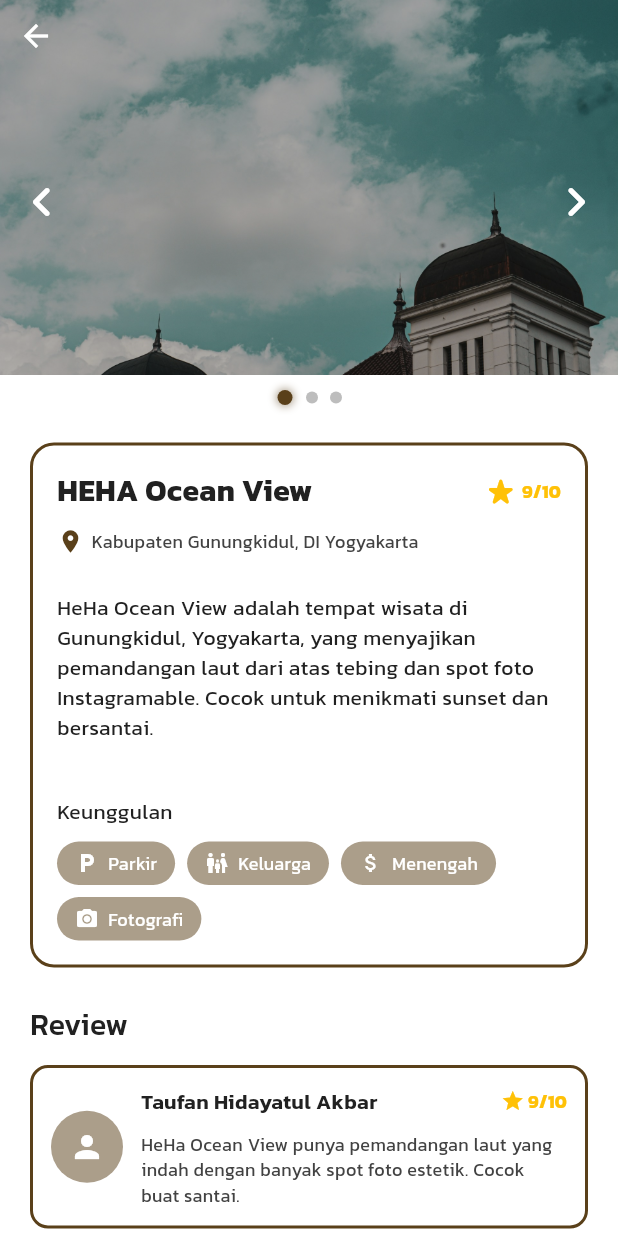
After one commit to Alope-Community/forClient_TravelApp, a Flutter app: the DetailPage screen opened directly, on a phone screen of 412 x 824 dp. The commit adds this screen. Run offline on Flutter 3.47's test engine with Material 3 defaults, Android fonts, the phone set to English and light mode, and no system bars.

Commit message:
add detail page

```diff
--- /dev/null
+++ b/lib/screens/detail.dart
@@ -0,0 +1,330 @@
+import 'dart:async';
+
+import 'package:flutter/material.dart';
+import 'package:forclient_travelapp/utils/constant.dart';
+
+class DetailPage extends StatefulWidget {
+  const DetailPage({super.key});
+
+  @override
+  State<DetailPage> createState() => _DetailPageState();
+}
+
+class _DetailPageState extends State<DetailPage> {
+  final PageController _pageController = PageController();
+  int _currentPage = 0;
+  Timer? _timer;
+
+  @override
+  void initState() {
+    super.initState();
+    _timer = Timer.periodic(Duration(seconds: 5), (Timer timer) {
+      if (_currentPage < imageList.length) {
+        _pageController.animateToPage(
+          _currentPage,
+          duration: Duration(milliseconds: 350),
+          curve: Curves.easeIn,
+        );
+        _currentPage++;
+      } else {
+        _currentPage = 0;
+      }
+    });
+  }
+
+  @override
+  void dispose() {
+    super.dispose();
+    _timer?.cancel();
+  }
+
+  final List<String> imageList = [
+    'assets/images/bank_indonesia.jpg',
+    'assets/images/banner.jpg',
+    'assets/images/pantai-selatan.jpg',
+  ];
+
+  @override
+  Widget build(BuildContext context) {
+    return Scaffold(
+      backgroundColor: Colors.white,
+      body: Column(
+        children: [
+          Stack(
+            children: [
+              SizedBox(
+                height: 250,
+                child: Stack(
+                  children: [
+                    PageView.builder(
+                      controller: _pageController,
+                      itemCount: imageList.length,
+                      onPageChanged: (index) {
+                        setState(() => _currentPage = index);
+                      },
+                      itemBuilder: (_, index) {
+                        return Image.asset(
+                          imageList[index],
+                          width: double.infinity,
+                          height: 250,
+                          fit: BoxFit.cover,
+                          color: Colors.black26,
+                          colorBlendMode: BlendMode.darken,
+                        );
+                      },
+                    ),
+                    Align(
+                      alignment: Alignment(1, .1),
+                      child: IconButton(
+                        onPressed:
+                            () => _pageController.nextPage(
+                              duration: Duration(milliseconds: 300),
+                              curve: Curves.fastLinearToSlowEaseIn,
+                            ),
+                        icon: Icon(
+                          Icons.keyboard_arrow_right_rounded,
+                          color: Colors.white,
+                          size: 40,
+                        ),
+                      ),
+                    ),
+                    Align(
+                      alignment: Alignment(-1, .1),
+                      child: IconButton(
+                        onPressed:
+                            () => _pageController.previousPage(
+                              duration: Duration(milliseconds: 300),
+                              curve: Curves.fastLinearToSlowEaseIn,
+                            ),
+                        icon: Icon(
+                          Icons.keyboard_arrow_left_rounded,
+                          color: Colors.white,
+                          size: 40,
+                        ),
+                      ),
+                    ),
+                  ],
+                ),
+              ),
+              SafeArea(
+                child: Positioned(
+                  left: 12,
+                  child: IconButton(
+                    icon: const Icon(Icons.arrow_back, color: Colors.white),
+                    onPressed: () => Navigator.pop(context),
+                  ),
+                ),
+              ),
+            ],
+          ),
+
+          Padding(
+            padding: const EdgeInsets.symmetric(vertical: 10),
+            child: Row(
+              mainAxisAlignment: MainAxisAlignment.center,
+              children: List.generate(
+                imageList.length,
+                (index) => _buildIndicator(index),
+              ),
+            ),
+          ),
+
+          // === CONTENT ===
+          Expanded(
+            child: SingleChildScrollView(
+              padding: const EdgeInsets.symmetric(horizontal: 20, vertical: 15),
+              child: Column(
+                crossAxisAlignment: CrossAxisAlignment.start,
+                children: [
+                  // Card Utama
+                  Container(
+                    padding: const EdgeInsets.all(16),
+                    decoration: BoxDecoration(
+                      borderRadius: BorderRadius.circular(16),
+                      border: Border.all(color: AppColors.primary, width: 2),
+                    ),
+                    child: Column(
+                      crossAxisAlignment: CrossAxisAlignment.start,
+                      spacing: 10,
+                      children: [
+                        Row(
+                          mainAxisAlignment: MainAxisAlignment.spaceBetween,
+                          children: [
+                            Text(
+                              'HEHA Ocean View',
+                              style: AppTextStyles.heading2.copyWith(
+                                fontWeight: FontWeight.bold,
+                              ),
+                            ),
+                            Row(
+                              spacing: 2,
+                              children: [
+                                Icon(
+                                  Icons.star_rate_rounded,
+                                  color: Colors.amber,
+                                ),
+                                Text(
+                                  '9/10',
+                                  style: AppTextStyles.small.copyWith(
+                                    fontWeight: FontWeight.bold,
+                                    color: Colors.amber,
+                                  ),
+                                ),
+                              ],
+                            ),
+                          ],
+                        ),
+                        Row(
+                          spacing: 5,
+                          children: const [
+                            Icon(
+                              Icons.location_on,
+                              size: 18,
+                              color: AppColors.primary,
+                            ),
+                            Text(
+                              'Kabupaten Gunungkidul, DI Yogyakarta',
+                              style: AppTextStyles.small,
+                            ),
+                          ],
+                        ),
+                        SizedBox(height: 5),
+                        const Text(
+                          'HeHa Ocean View adalah tempat wisata di Gunungkidul, Yogyakarta, yang menyajikan pemandangan laut dari atas tebing dan spot foto Instagramable. Cocok untuk menikmati sunset dan bersantai.',
+                          style: AppTextStyles.body,
+                        ),
+                        const SizedBox(height: 16),
+                        const Text('Keunggulan', style: AppTextStyles.body),
+                        Wrap(
+                          spacing: 8,
+                          runSpacing: 8,
+                          children: [
+                            _buildTag(Icons.local_parking, 'Parkir'),
+                            _buildTag(Icons.family_restroom, 'Keluarga'),
+                            _buildTag(Icons.attach_money, 'Menengah'),
+                            _buildTag(Icons.camera_alt, 'Fotografi'),
+                          ],
+                        ),
+                      ],
+                    ),
+                  ),
+                  const SizedBox(height: 24),
+
+                  // Review
+                  const Text('Review', style: AppTextStyles.heading2),
+                  const SizedBox(height: 12),
+                  _buildReview(
+                    name: 'Taufan Hidayatul Akbar',
+                    rating: '9/10',
+                    comment:
+                        'HeHa Ocean View punya pemandangan laut yang indah dengan banyak spot foto estetik. Cocok buat santai.',
+                  ),
+                ],
+              ),
+            ),
+          ),
+        ],
+      ),
+    );
+  }
+
+  Widget _buildTag(IconData icon, String label) {
+    return Container(
+      padding: const EdgeInsets.symmetric(horizontal: 12, vertical: 6),
+      decoration: BoxDecoration(
+        color: AppColors.secondary,
+        borderRadius: BorderRadius.circular(20),
+      ),
+      child: Row(
+        mainAxisSize: MainAxisSize.min,
+        children: [
+          Icon(icon, size: 16, color: Colors.white),
+          const SizedBox(width: 6),
+          Text(label, style: AppTextStyles.small.copyWith(color: Colors.white)),
+        ],
+      ),
+    );
+  }
+
+  Widget _buildReview({
+    required String name,
+    required String rating,
+    required String comment,
+  }) {
+    return Container(
+      padding: const EdgeInsets.all(12),
+      decoration: BoxDecoration(
+        border: Border.all(color: AppColors.primary, width: 2),
+        borderRadius: BorderRadius.circular(12),
+      ),
+      child: Row(
+        children: [
+          const CircleAvatar(
+            radius: 24,
+            foregroundColor: Colors.white,
+            backgroundColor: AppColors.secondary,
+            child: Icon(Icons.person),
+          ),
+          const SizedBox(width: 12),
+          Expanded(
+            child: Column(
+              crossAxisAlignment: CrossAxisAlignment.start,
+              spacing: 10,
+              children: [
+                Row(
+                  mainAxisAlignment: MainAxisAlignment.spaceBetween,
+                  children: [
+                    Text(
+                      name,
+                      style: AppTextStyles.body.copyWith(
+                        fontWeight: FontWeight.w600,
+                      ),
+                    ),
+                    Row(
+                      children: [
+                        Icon(Icons.star, color: Colors.amber, size: 16),
+                        SizedBox(width: 2),
+                        Text(
+                          "9/10",
+                          style: AppTextStyles.small.copyWith(
+                            color: Colors.amber,
+                            fontWeight: FontWeight.bold,
+                          ),
+                        ),
+                      ],
+                    ),
+                  ],
+                ),
+                Text(comment, style: AppTextStyles.small),
+              ],
+            ),
+          ),
+        ],
+      ),
+    );
+  }
+
+  Widget _buildIndicator(int index) {
+    bool isActive = index == _currentPage;
+    return AnimatedContainer(
+      duration: const Duration(milliseconds: 150),
+      margin: const EdgeInsets.symmetric(horizontal: 4.0),
+      height: isActive ? 10 : 8.0,
+      width: isActive ? 12 : 8.0,
+      decoration: BoxDecoration(
+        shape: BoxShape.circle,
+        color: isActive ? AppColors.primary : Colors.grey.shade400,
+        boxShadow:
+            isActive
+                ? [
+                  BoxShadow(
+                    color: AppColors.primary.withValues(alpha: .50),
+                    blurRadius: 4.0,
+                    spreadRadius: 1.0,
+                  ),
+                ]
+                : [],
+      ),
+    );
+  }
+}
--- a/lib/screens/home.dart
+++ b/lib/screens/home.dart
@@ -1,6 +1,6 @@
 import 'package:flutter/material.dart';
-import 'package:forclient_travelapp/widgets/home/HeaderSection.dart';
-import 'package:forclient_travelapp/widgets/home/TrendingCard.dart';
+import 'package:forclient_travelapp/widgets/home/header_section.dart';
+import 'package:forclient_travelapp/widgets/home/trending_card.dart';
 import '../widgets/home/category_filter.dart';
 import '../widgets/home/banner.dart';
 
--- a/lib/utils/constant.dart
+++ b/lib/utils/constant.dart
@@ -2,6 +2,7 @@ import 'package:flutter/material.dart';
 
 class AppColors {
   static const Color primary = Color(0xFF5A401A);
+  static const Color secondary = Color(0x825A401A);
   static const Color textPrimary = Color(0xFF212121);
   static const Color textSecondary = Color(0xFF424242);
   static const Color danger = Color(0xFFD32F2F);
@@ -13,7 +14,7 @@ class AppColors {
 class AppTextSizes {
   static const double heading1 = 42.0;
   static const double heading2 = 20.0;
-  static const double body = 16.0;
+  static const double body = 14.0;
   static const double small = 12.0;
   static const double caption = 10.0;
 }
```
